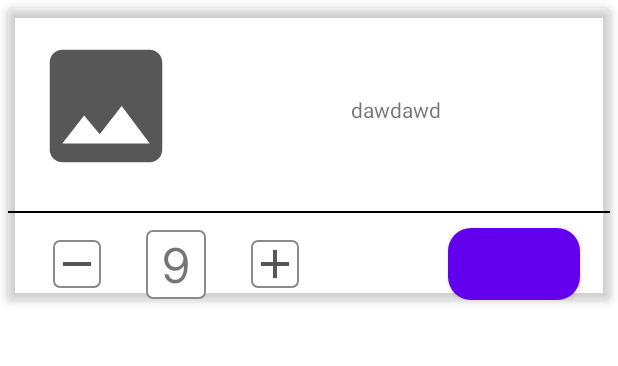
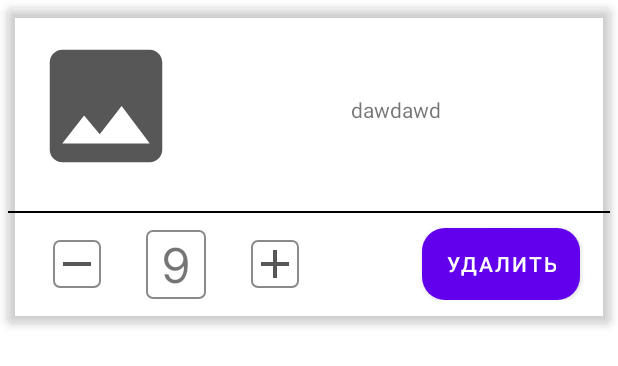
Before and after one commit to inimitab1e/ShopCatalog, an Android app: the layout cart_list_item.xml on its own in the app's theme, with its tools: preview values and no code run, on a phone screen of 412 x 824 dp. Shown: the top 366 px of the screen. Run offline under Robolectric (Android 15) with nearby library versions, the phone set to English and light mode, and no system bars.

Commit message:
cart recyclewview item ui done

```diff
--- a/app/src/main/res/layout/cart_list_item.xml
+++ b/app/src/main/res/layout/cart_list_item.xml
@@ -2,7 +2,7 @@
 <androidx.cardview.widget.CardView xmlns:android="http://schemas.android.com/apk/res/android"
     xmlns:app="http://schemas.android.com/apk/res-auto"
     android:layout_width="match_parent"
-    android:layout_height="wrap_content"
+    android:layout_height="210dp"
     app:cardBackgroundColor="@android:color/transparent"
     android:layout_margin="5dp"
     app:cardCornerRadius="5dp"
@@ -86,6 +86,7 @@
             android:layout_marginEnd="20dp"
             android:layout_marginTop="10dp"
             android:background="@drawable/buttons_modif"
+            android:text="Удалить"
             app:layout_constraintBottom_toBottomOf="parent"
             app:layout_constraintEnd_toEndOf="parent"
             app:layout_constraintTop_toBottomOf="@+id/viewDecorationLine" />
```
